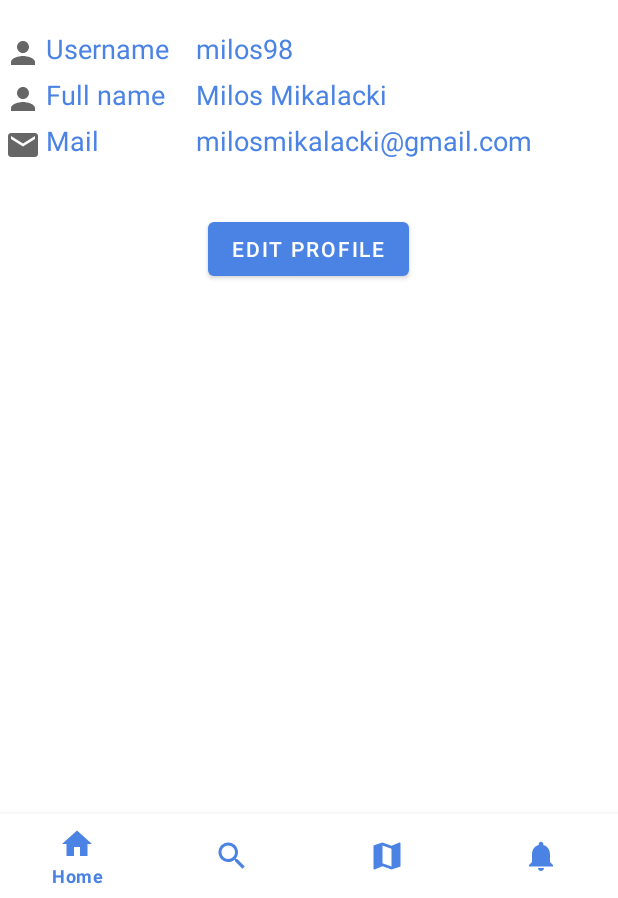
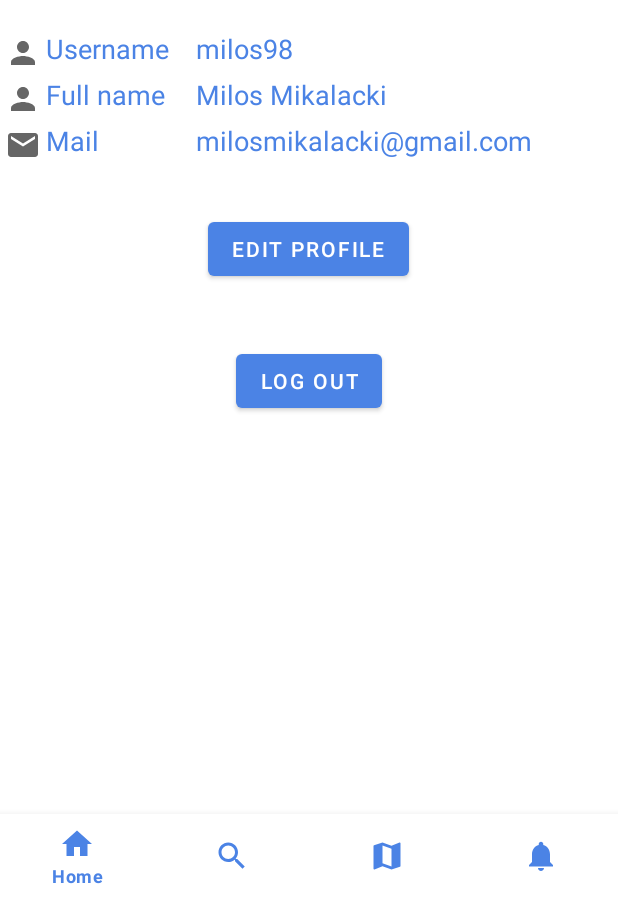
Before and after one commit to mikalacki/Android, an Android app: the HomeFragment screen opened directly, with no data from a screen before it, on a phone screen of 412 x 824 dp, the part 338-1236 px from its top. Run offline under Robolectric (Android 15) with nearby library versions, the phone set to English and light mode, and no system bars; plain views replace CircularImageView.

Commit message:
fixed problem with phone connection added logout button and ipmplemented log out finction

```diff
--- a/app/src/main/java/com/example/mmreviews/HomeFragment.java
+++ b/app/src/main/java/com/example/mmreviews/HomeFragment.java
@@ -1,10 +1,12 @@
 package com.example.mmreviews;
 
+import android.app.Activity;
 import android.content.Intent;
 import android.os.Bundle;
 import android.view.LayoutInflater;
 import android.view.View;
 import android.view.ViewGroup;
+import android.widget.Button;
 
 import androidx.annotation.NonNull;
 import androidx.annotation.Nullable;
@@ -13,6 +15,10 @@ import androidx.fragment.app.Fragment;
 public class HomeFragment extends Fragment {
 
     View view;
+
+    Button buttonLogOut;
+
+
 
     @Nullable
     @Override
@@ -26,6 +32,15 @@ public class HomeFragment extends Fragment {
             }
         });
 
+        view.findViewById(R.id.btn_logout).setOnClickListener(new View.OnClickListener() {
+            @Override
+            public void onClick(View v) {
+                Intent intent = new Intent(getActivity(), LogIn.class);
+                startActivity(intent);
+
+            }
+        });
+
         return view;
     }
 }
--- a/app/src/main/java/com/example/mmreviews/LogIn.java
+++ b/app/src/main/java/com/example/mmreviews/LogIn.java
@@ -68,6 +68,8 @@ public class LogIn extends AppCompatActivity {
                             String[] data = new String[2];
                             data[0] = username;
                             data[1] = password;
+                            // 192.168.1.59 ip address for pc
+                            // 192.168.2.252 ip address for phone
                             PutData putData = new PutData("http://192.168.1.59/LoginRegister/login.php", "POST", field, data);
                             if (putData.startPut()) {
                                 if (putData.onComplete()) {
--- a/app/src/main/java/com/example/mmreviews/SignUp.java
+++ b/app/src/main/java/com/example/mmreviews/SignUp.java
@@ -75,6 +75,8 @@ public class SignUp extends AppCompatActivity {
                             data[1] = email;
                             data[2] = username;
                             data[3] = password;
+                            // 192.168.1.59 ip address for pc
+                            // 192.168.2.252 ip address for phone
                             PutData putData = new PutData("http://192.168.1.59/LoginRegister/signup.php", "POST", field, data);
                             if (putData.startPut()) {
                                 if (putData.onComplete()) {
--- a/app/src/main/res/layout/fragment_home.xml
+++ b/app/src/main/res/layout/fragment_home.xml
@@ -8,7 +8,7 @@
 
     <LinearLayout
         android:layout_width="match_parent"
-        android:layout_height="match_parent"
+        android:layout_height="wrap_content"
 
         android:orientation="vertical"
         tools:context=".MainActivity"
@@ -55,7 +55,19 @@
             android:layout_width="wrap_content"
             android:layout_height="wrap_content"
             android:id="@+id/btn_edit"
-            android:text="Edit profile"
+            android:text="@string/edit_profile"
+            app:backgroundTint="#4B83E5"
+            android:layout_gravity="center"
+            android:layout_margin="20dp"
+            >
+
+        </Button>
+
+        <Button
+            android:layout_width="wrap_content"
+            android:layout_height="wrap_content"
+            android:id="@+id/btn_logout"
+            android:text="@string/log_out"
             app:backgroundTint="#4B83E5"
             android:layout_gravity="center"
             android:layout_margin="20dp"
--- a/app/src/main/res/values/strings.xml
+++ b/app/src/main/res/values/strings.xml
@@ -11,4 +11,6 @@
     <string name="loginSign">Login</string>
     <string name="loginBtn">login</string>
     <string name="signup">New here? <u>Sign up now!</u></string>
+    <string name="log_out">log out</string>
+    <string name="edit_profile">Edit profile</string>
 </resources>
```
